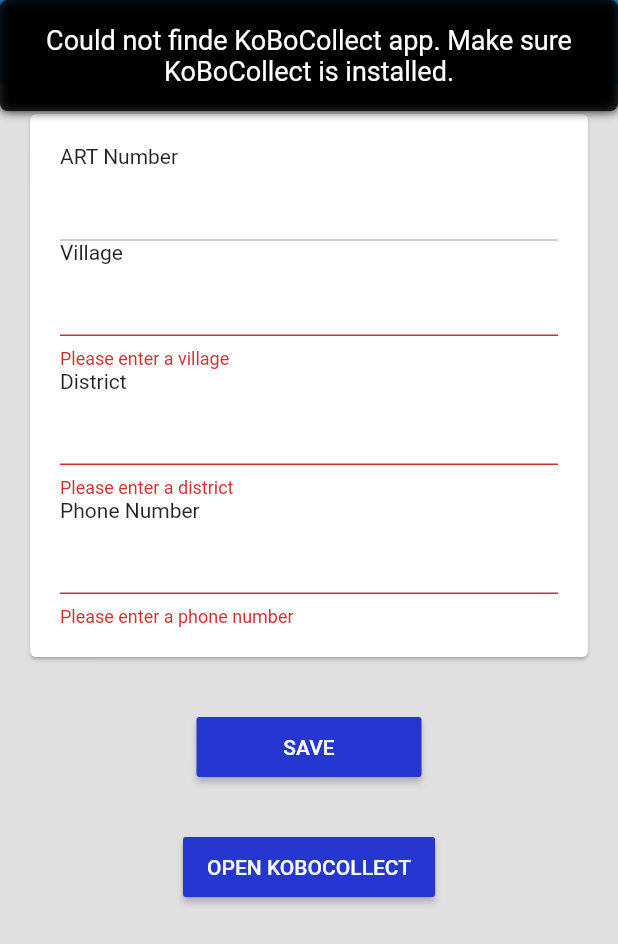
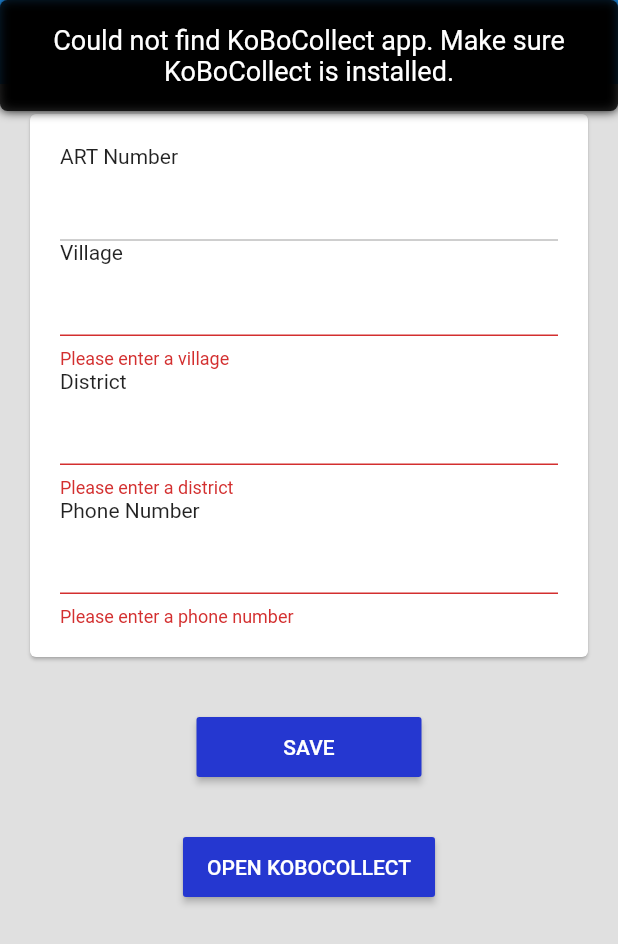
Before and after one commit to chrisly-bear/PEBRApp, a Flutter app: the NewOrEditPatientScreen screen opened directly with empty values, after a tap on "SAVE", after a tap on "OPEN KOBOCOLLECT", on a phone screen of 412 x 824 dp. Shown: the top 944 px of the screen. Run offline on Flutter 3.47's test engine with Material 2 defaults, Android fonts, the phone set to English and light mode, and no system bars; our stand-ins replace flushbar, shared_preferences, sqflite; accounts and stored records are empty.

Commit message:
Fixed a typo.

```diff
--- a/lib/screens/NewOrEditPatientScreen.dart
+++ b/lib/screens/NewOrEditPatientScreen.dart
@@ -210,7 +210,7 @@ class _NewOrEditPatientFormState extends State<_NewOrEditPatientForm> {
     } else if (await canLaunch(marketUrl)) {
       await launch(marketUrl);
     } else {
-      showFlushBar(context, "Could not finde KoBoCollect app. Make sure KoBoCollect is installed.");
+      showFlushBar(context, "Could not find KoBoCollect app. Make sure KoBoCollect is installed.");
     }
   }
 
```
